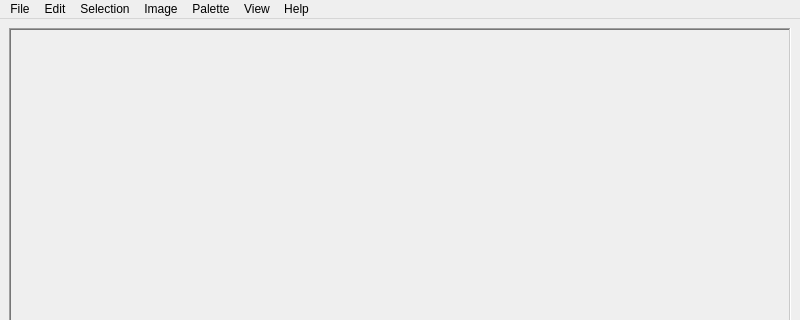
Qt form src/mainwindow.ui (LoxoSoftware/IndexBourne) before a commit; both pictures show x 0 to 800 and y 0 to 320 of the 800 by 600 pixel window.
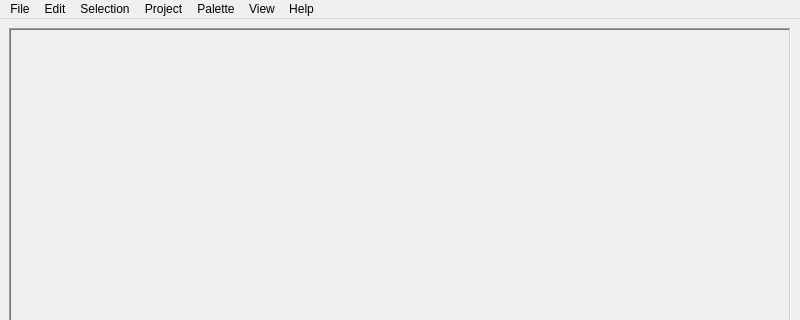
The same form after that commit. Icons and pictures are not drawn.

Commit message: Repurposed resizedialog to be a general project settings dialog and moved framerate setting to there

The edit to the form file:
```diff
--- a/src/mainwindow.ui
+++ b/src/mainwindow.ui
@@ -94,7 +94,7 @@
      <string>Coming soon</string>
     </property>
     <property name="title">
-     <string>Image</string>
+     <string>Project</string>
     </property>
     <widget class="QMenu" name="menuSet_mode">
      <property name="enabled">
```
Left out of the diff: 6 changed lines with no effect on the pictures. The commit also changes 17 other files.
